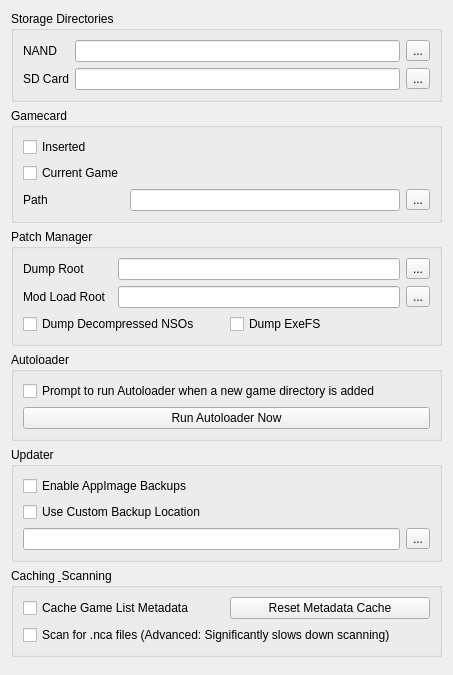
This is src/citron/configuration/configure_filesystem.ui in citron-neo/emulator as Qt 5 draws it before an edit. The edited form follows.
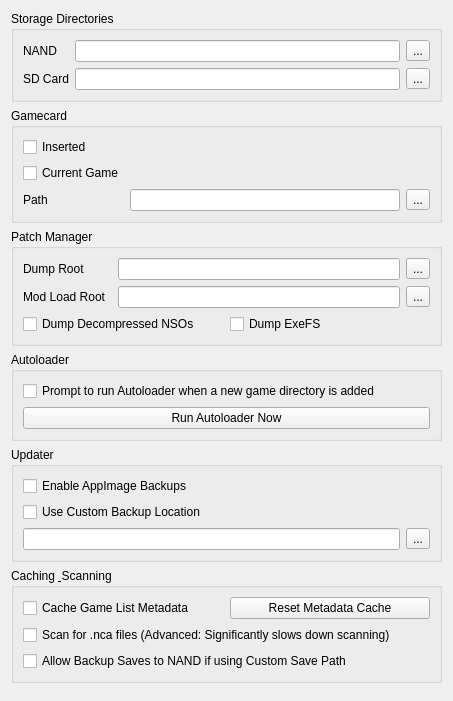
This is the edited form.

Commit message: fs(feat): Add Backup Saves for Custom Save Paths

```diff
--- a/src/citron/configuration/configure_filesystem.ui
+++ b/src/citron/configuration/configure_filesystem.ui
@@ -87,6 +87,7 @@
       <item row="0" column="0"><widget class="QCheckBox" name="cache_game_list"><property name="text"><string>Cache Game List Metadata</string></property></widget></item>
       <item row="0" column="1"><widget class="QPushButton" name="reset_game_list_cache"><property name="text"><string>Reset Metadata Cache</string></property></widget></item>
       <item row="1" column="0" colspan="2"><widget class="QCheckBox" name="scan_nca"><property name="text"><string>Scan for .nca files (Advanced: Significantly slows down scanning)</string></property></widget></item>
+      <item row="2" column="0" colspan="2"><widget class="QCheckBox" name="backup_saves_to_nand"><property name="text"><string>Allow Backup Saves to NAND if using Custom Save Path</string></property></widget></item>
      </layout>
     </widget>
    </item>
```
